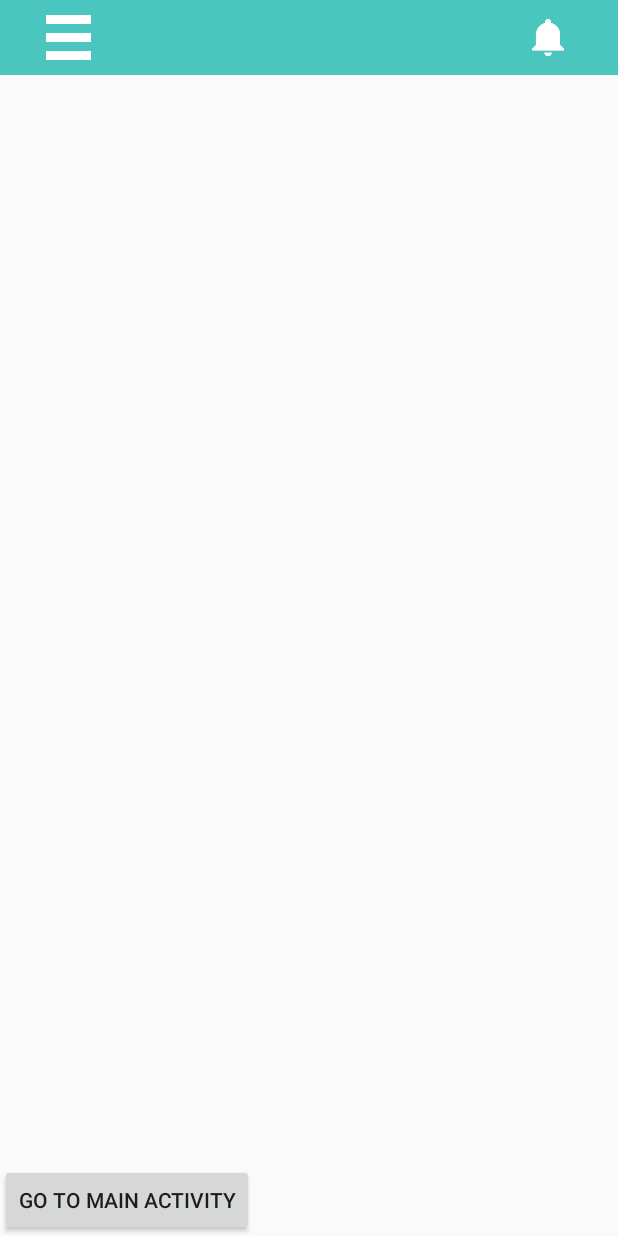
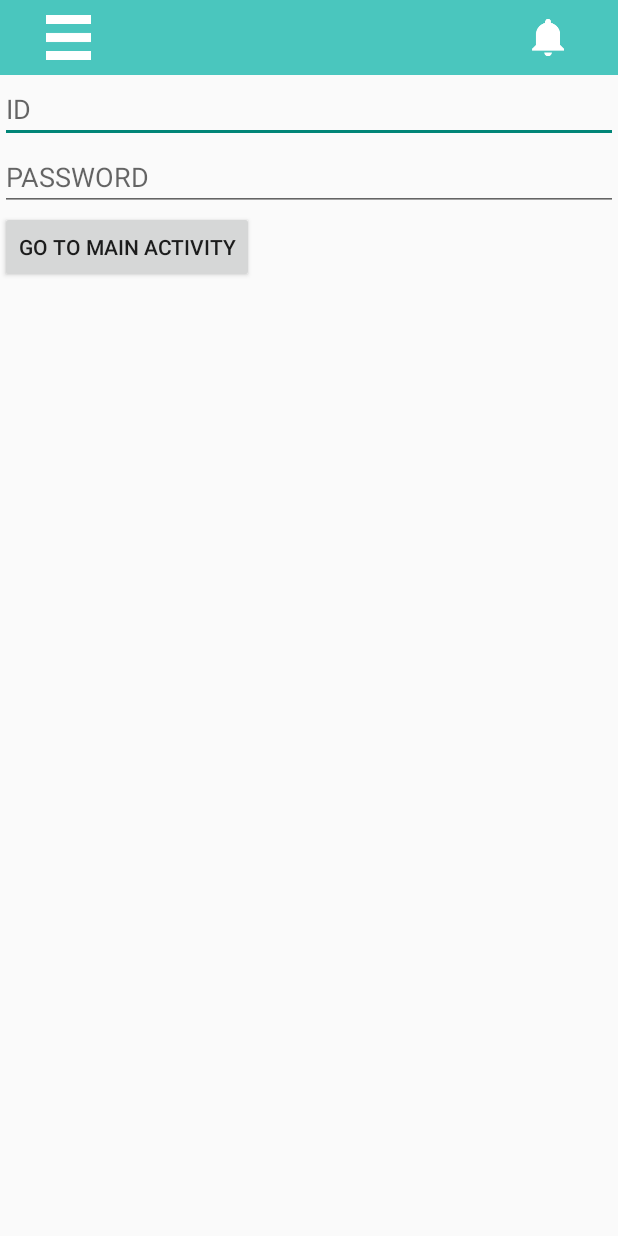
Before and after one commit to Nexters/Bingo, an Android app: the screen it shows after launch (LogInActivity), on a phone screen of 412 x 824 dp. Run offline under Robolectric (Android 15) with nearby library versions, the phone set to English and light mode, and no system bars.

Commit message:
only local log in, not yet any signing in function

```diff
--- /dev/null
+++ b/Android/app/src/main/java/com/example/lg/fridge/MySharedPrefs.java
@@ -0,0 +1,52 @@
+package com.example.lg.fridge;
+
+import android.content.Context;
+import android.content.SharedPreferences;
+
+/**
+ * Created by LG on 2015-01-22.
+ */
+
+public class MySharedPrefs {
+
+    //왜냐하면 id를 key값으로 불러들일 일은 있지만 password를 key값으로 불러들일 일은 없을거같기때문..
+
+    private final Context c;      //SharedPreferences를 사용하려면 context가 필요하다
+    private final SharedPreferences pref;
+    private static final String FILE_NAME = "personalId";
+    private static final String LAST_LOGGED_IN = "last_logged_in";
+
+    public MySharedPrefs(Context c) {
+        this.c = c;
+        pref = c.getSharedPreferences(FILE_NAME, Context.MODE_PRIVATE);
+    }
+
+    //length가 0인 string을 반환할 시에는 로그인을 해야 함을 뜻한다.
+    public String getLastLoggedInId() {
+        return pref.getString(LAST_LOGGED_IN, "");
+    }
+
+    public String getId(String _id) {
+        //저장된 ID가 없을 시 길이가 0인 string을 반환하도록 함.
+        return pref.getString(_id, "");
+    }
+
+    public void removeId() {
+        //만약 필요하게 되면 ID와 그 id에 맞는 password 둘 다 지운다.
+        //아직은 구현안함
+    }
+
+    public void registerNewId(String id, String pass) {
+        SharedPreferences.Editor e = pref.edit();
+        e.putString(id, pass);
+        e.commit();
+    }
+
+    //ID를 LAST_EXIT을 key로하여 저장해둔다.
+    //이 메소드는 어떠한 id로 로그인할때마다 불려야 한다.
+    public void addToLastLoggedInId(String id) {
+        SharedPreferences.Editor e = pref.edit();
+        e.putString(LAST_LOGGED_IN, id);
+        e.commit();
+    }
+}
--- a/Android/app/src/main/java/com/example/lg/fridge/activities/IntroActivity.java
+++ b/Android/app/src/main/java/com/example/lg/fridge/activities/IntroActivity.java
@@ -1,11 +1,10 @@
 package com.example.lg.fridge.activities;
 
-import android.content.Context;
 import android.content.Intent;
-import android.content.SharedPreferences;
 import android.os.Bundle;
 import android.support.v7.app.ActionBarActivity;
 
+import com.example.lg.fridge.MySharedPrefs;
 import com.example.lg.fridge.R;
 
 public class IntroActivity extends ActionBarActivity {
@@ -63,58 +62,6 @@ public class IntroActivity extends ActionBarActivity {
         background.start();
     }
 
-    public static class MySharedPrefs {
-        //SharedPref를 사용하기 위한 static class
-        //앱 시작할 때 처음 생성되어 static이기때문에 앱이 꺼질 때 까지 메모리에 남아있을 것이다.
-        //즉, IntroAcitivty가 finish()되어도 앱이 계속 켜져있는 한 다른 액티비티에서도 이 클래스에 접근할 수 있다?
 
-        //아이디와 비번에 대한 key, value 값은 동일하다
-        //예컨대, 아이디가 giantsol이고 비번이 12345 인걸로 회원가입을 했으면
-        //SharedPreferences에도 <key,value>라면 <giantsol, giantsol>, <'12345', '12345'> 식으로 저장되어있다.
-
-        //TODO: 그냥 따로 외부 클래스로 만들어 쓰는게 나을듯
-        //TODO: 또, last_exit이라는 key를 만들어서 마지막에 사용된 id를 저장한다. 그걸로 다음에 켰을 때 바로 로그인하도록.
-        //TODO: SharedPreferences의 값을 <giantsol, giantsol>식이 아니라 <giantsol, '12345'> 식으로 바꿔야겠다
-        //왜냐하면 id를 key값으로 불러들일 일은 있지만 password를 key값으로 불러들일 일은 없을거같기때문..
-
-        private static Context c;      //SharedPreferences를 사용하려면 context가 필요하다
-        private static SharedPreferences pref;
-        private static final String FILE_NAME = "personalId";
-
-        private MySharedPrefs(Context c) {
-            this.c = c;
-            pref = c.getSharedPreferences(FILE_NAME, MODE_PRIVATE);
-        }
-
-        public static String getId(String _id) {
-            //저장된 ID가 없을 시 길이가 0인 string을 반환하도록 함.
-            //즉, 이 말은 초기에 ID를 정할 때 길이가 0이면 안되게 만들어야한다는 뜻.
-            return pref.getString(_id, "");
-        }
-
-        public static String getPassword(String _pw) {
-            //패스워드도 마찬가지로 초기 회원가입 시 길이가 0이면 안되게 막아둬야함
-            return pref.getString(_pw, "");
-        }
-
-        public static void setId(String _id) {
-            //parameter로 넘겨받은 string으로 id를 저장한다.
-            SharedPreferences.Editor e = pref.edit();
-            e.putString(_id, _id);
-            e.commit();
-        }
-
-        public static void setPassword(String _pw) {
-            //parameter로 넘겨받은 string으로 password를 저장한다.
-            SharedPreferences.Editor e = pref.edit();
-            e.putString(_pw, _pw);
-            e.commit();
-        }
-
-        public static void removeId() {
-            //만약 필요하게 되면 ID와 그 id에 맞는 password 둘 다 지운다.
-            //아직은 구현안함
-        }
-    }
 
 }
--- a/Android/app/src/main/java/com/example/lg/fridge/activities/LogInActivity.java
+++ b/Android/app/src/main/java/com/example/lg/fridge/activities/LogInActivity.java
@@ -5,24 +5,57 @@ import android.os.Bundle;
 import android.support.v7.app.ActionBarActivity;
 import android.view.View;
 import android.widget.Button;
+import android.widget.EditText;
+import android.widget.Toast;
 
+import com.example.lg.fridge.MySharedPrefs;
 import com.example.lg.fridge.R;
 
 public class LogInActivity extends ActionBarActivity {
+    private EditText idText;
+    private EditText passText;
 
     @Override
     protected void onCreate(Bundle savedInstanceState) {
         super.onCreate(savedInstanceState);
         setContentView(R.layout.activity_log_in);
+        idText = (EditText)findViewById(R.id.log_in_id);
+        passText = (EditText)findViewById(R.id.log_in_password);
+
         Button gotoMainBtn = (Button)findViewById(R.id.log_in_btn_to_main);
         gotoMainBtn.setOnClickListener(new View.OnClickListener(){
             @Override
             public void onClick(View v) {
-                Intent i = new Intent(getApplicationContext(), MainActivity.class);
-                startActivity(i);
-                finish();
+                //id와 password 창에 입력한 회원정보가 있는지 확인
+                //존재하면 그 아이디를 통해 mainactivity로 이동
+                if(checkForId()) {
+                    Intent i = new Intent(getApplicationContext(), MainActivity.class);
+                    startActivity(i);
+                    finish();
+                } else {
+                    Toast.makeText(getApplicationContext(), "ID OR PASSWORD IS NOT CORRECT", Toast.LENGTH_SHORT).show();
+                }
+
             }
         });
+
+    }
+
+    private boolean checkForId() {
+        //id나 password의 length가 0일 수는 없다.
+        //if (isIdOrPasswordOfZeroLength()) {
+        //    return false;
+        //}                 /*지금은 주석처리. 아직 회원가입 기능이 구현 안되어있기 때문*/
+        MySharedPrefs sp = new MySharedPrefs(getApplicationContext());
+        String _id = idText.getText().toString();
+        String _pass = passText.getText().toString();
+        if(_pass.equals(sp.getId(_id))) //만약 아이디와 일치하는 패스워드가 있으면 true
+            return true;
+        return false;
+    }
+
+    private boolean isIdOrPasswordOfZeroLength() {
+        return (idText.getText().toString().length() == 0) || (passText.getText().toString().length() == 0);
     }
 
 }
--- a/Android/app/src/main/res/layout/activity_log_in.xml
+++ b/Android/app/src/main/res/layout/activity_log_in.xml
@@ -1,15 +1,27 @@
-<RelativeLayout xmlns:android="http://schemas.android.com/apk/res/android"
+<LinearLayout xmlns:android="http://schemas.android.com/apk/res/android"
     xmlns:tools="http://schemas.android.com/tools" android:layout_width="match_parent"
-    android:layout_height="match_parent">
+    android:layout_height="match_parent"
+    android:orientation="vertical">
     <include layout="@layout/actionbar"
         android:layout_alignParentTop="true"
         android:layout_width="match_parent"
         android:layout_height="50dp"/>
+    <EditText
+        android:id="@+id/log_in_id"
+        android:layout_width="match_parent"
+        android:layout_height="wrap_content"
+        android:hint="ID"
+        />
+    <EditText
+        android:id="@+id/log_in_password"
+        android:layout_width="match_parent"
+        android:layout_height="wrap_content"
+        android:hint="PASSWORD"
+        />
     <Button
-        android:layout_alignParentBottom="true"
         android:layout_width="wrap_content"
         android:layout_height="wrap_content"
         android:text="Go to main activity"
         android:id="@+id/log_in_btn_to_main"/>
 
-</RelativeLayout>
+</LinearLayout>
```
